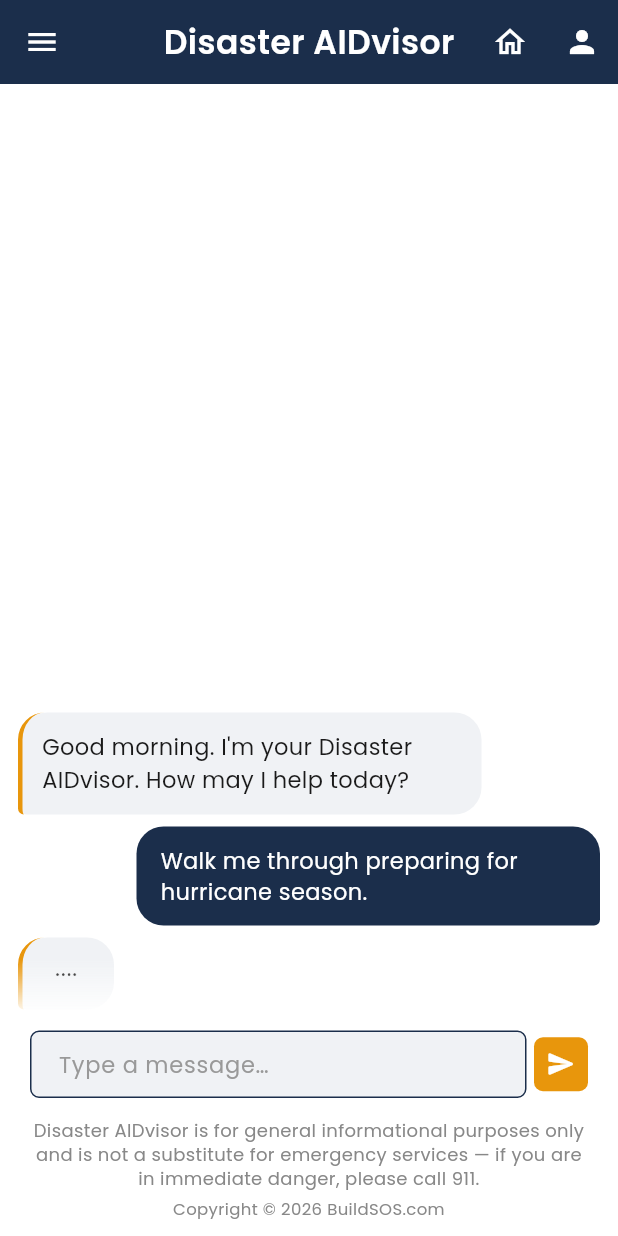
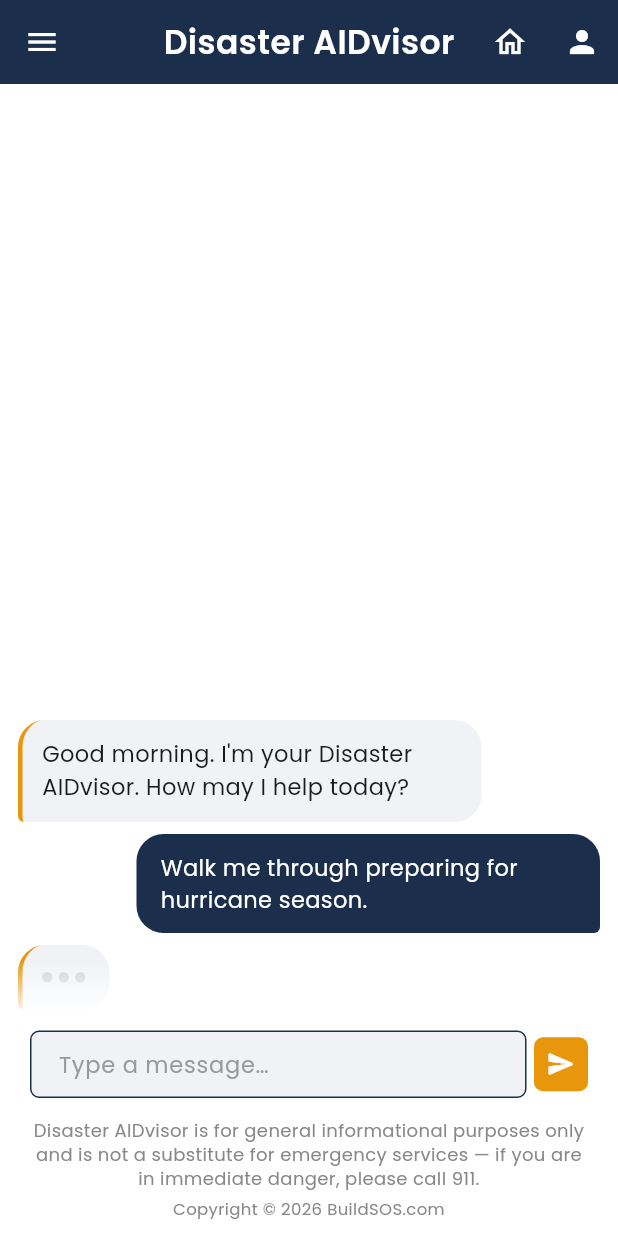
Before and after one commit to joevetoe/disaster-aidvisor, a Flutter app: the ChattingScreen screen opened directly, after a tap on "Preparing for Hurricane Season", on a phone screen of 412 x 824 dp. Run offline on Flutter 3.47's test engine with Material 3 defaults, Android fonts, the phone set to English and light mode, and no system bars; drawn by our look-alikes of flutter_markdown; our stand-ins replace auto_size_text, cloud_firestore, firebase_auth, firebase_core, firebase_database, fluttertoast and 6 more; accounts and stored records are empty.

Commit message:
Replace loading.gif with native 3-dot typing indicator
The static loading.gif read as a generic spinner. Replace with a
purpose-built TypingDots widget — three #888888 dots that ripple in a
1.2s loop — so the wait state feels conversational rather than
mechanical. Drops the loading asset dependency and matches the
boutique tone better.

Co-Authored-By: Claude Opus 4.7 (1M context) <noreply@anthropic.com>

```diff
--- a/disasterbuddy/lib/widgets/send_recieve_bubble.dart
+++ b/disasterbuddy/lib/widgets/send_recieve_bubble.dart
@@ -3,6 +3,7 @@ import 'package:flutter/services.dart';
 import 'package:flutter_markdown/flutter_markdown.dart';
 import 'package:fluttertoast/fluttertoast.dart';
 import '../l10n/generated/app_localizations.dart';
+import 'typing_dots.dart';
 
 class SendBubble extends StatelessWidget {
   final String message;
@@ -85,9 +86,9 @@ class RecieveChatBubble extends StatelessWidget {
           ),
         ),
         child: message == "loading"
-            ? Image.asset(
-                "assets/images/loading.gif",
-                height: 24,
+            ? const Padding(
+                padding: EdgeInsets.symmetric(vertical: 6),
+                child: TypingDots(),
               )
             : MarkdownBody(
                 data: message,
--- /dev/null
+++ b/disasterbuddy/lib/widgets/typing_dots.dart
@@ -0,0 +1,70 @@
+import 'package:flutter/material.dart';
+
+class TypingDots extends StatefulWidget {
+  const TypingDots({super.key});
+
+  @override
+  State<TypingDots> createState() => _TypingDotsState();
+}
+
+class _TypingDotsState extends State<TypingDots>
+    with SingleTickerProviderStateMixin {
+  late final AnimationController _controller;
+
+  @override
+  void initState() {
+    super.initState();
+    _controller = AnimationController(
+      vsync: this,
+      duration: const Duration(milliseconds: 1200),
+    )..repeat();
+  }
+
+  @override
+  void dispose() {
+    _controller.dispose();
+    super.dispose();
+  }
+
+  double _opacityFor(double t, double phase) {
+    final shifted = (t - phase) % 1.0;
+    if (shifted < 0.3) {
+      return 0.3 + (shifted / 0.3) * 0.7;
+    } else if (shifted < 0.6) {
+      return 1.0 - ((shifted - 0.3) / 0.3) * 0.7;
+    } else {
+      return 0.3;
+    }
+  }
+
+  @override
+  Widget build(BuildContext context) {
+    return AnimatedBuilder(
+      animation: _controller,
+      builder: (context, _) {
+        final t = _controller.value;
+        return Row(
+          mainAxisSize: MainAxisSize.min,
+          children: [
+            _dot(_opacityFor(t, 0.0)),
+            const SizedBox(width: 4),
+            _dot(_opacityFor(t, 0.15)),
+            const SizedBox(width: 4),
+            _dot(_opacityFor(t, 0.30)),
+          ],
+        );
+      },
+    );
+  }
+
+  Widget _dot(double opacity) {
+    return Container(
+      width: 7,
+      height: 7,
+      decoration: BoxDecoration(
+        color: const Color(0xff888888).withValues(alpha: opacity),
+        shape: BoxShape.circle,
+      ),
+    );
+  }
+}
```
